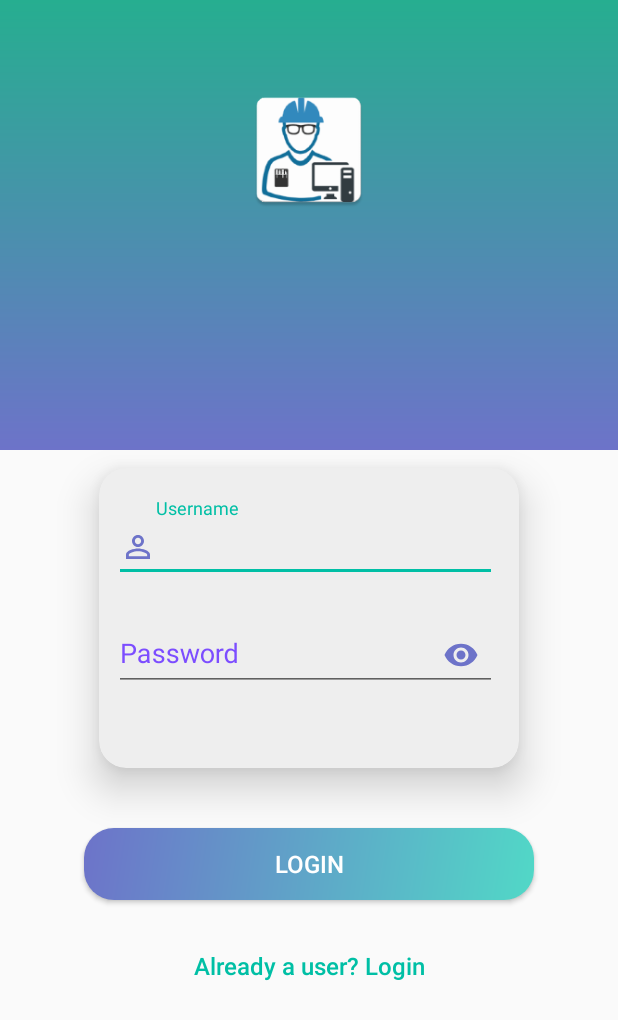
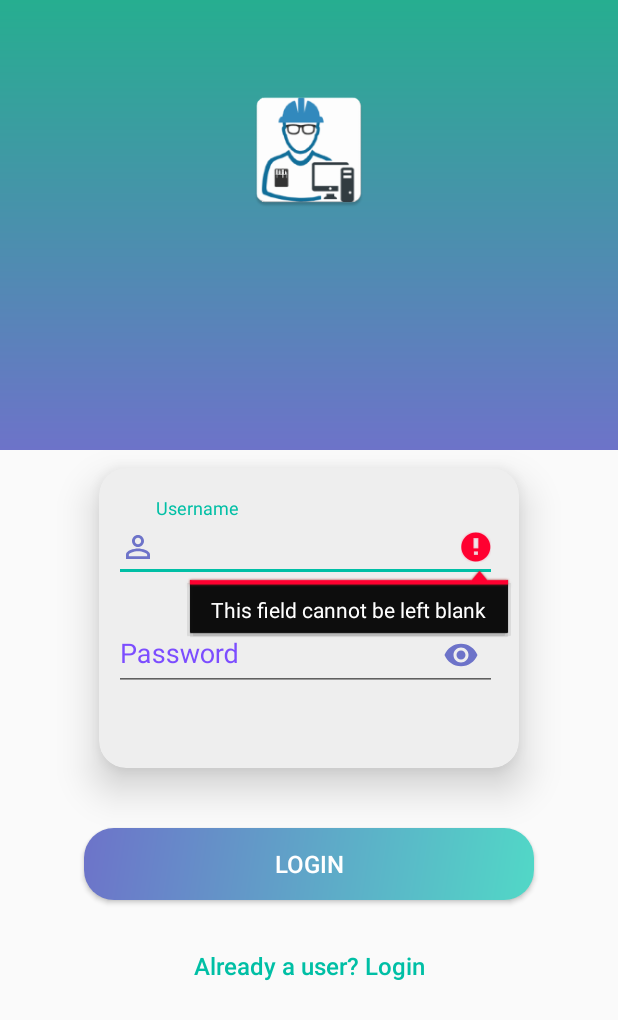
Before and after one commit to ALI-SAMPSON/YOKALODGE, an Android app: the screen it shows after launch (AdminLoginActivity), after a tap on "LOGIN", on a phone screen of 412 x 824 dp. Shown: the top 1020 px of the screen. Run offline under Robolectric (Android 15) with nearby library versions, the light colour scheme and no system bars; our stand-ins replace Firebase (no records; nobody signed in at launch, a user with empty details on screens opened directly).

Commit message:
initial commit

```diff
--- a/app/src/main/java/com/example/icode/yokalodge/activities/AdminLoginActivity.java
+++ b/app/src/main/java/com/example/icode/yokalodge/activities/AdminLoginActivity.java
@@ -60,6 +60,33 @@ public class AdminLoginActivity extends AppCompatActivity {
 
     //login button method for admin
     public void onLoginButtonClick(View view){
+
+        //string for error handling
+        String error_field = "This field cannot be left blank";
+        String password_length = "Password length cannot be less than 6";
+
+        //get text from the EditText fields
+        String username = editTextUsername.getText().toString().trim();
+        String password = editTextPassword.getText().toString().trim();
+
+        //checks if text entered are valid and textfields are not empty
+        if(username.equals("")){
+            editTextUsername.setError(error_field);
+            //Toast.makeText(LoginActivity.this,"Username is a required field",Toast.LENGTH_SHORT).show();
+        }
+        else if(password.equals("")){
+            editTextPassword.setError(error_field);
+            //Toast.makeText(LoginActivity.this,"Password is a required field", Toast.LENGTH_SHORT).show();
+        }
+        else if(password.length() < 6){
+            editTextPassword.setError(password_length);
+        }
+        else if(username.equals("") && password.equals("")){
+            Toast.makeText(AdminLoginActivity.this,"Email and Password are required fields",Toast.LENGTH_SHORT).show();
+        }
+        else{
+            loginAdmin();
+        }
 
     }
 
```
